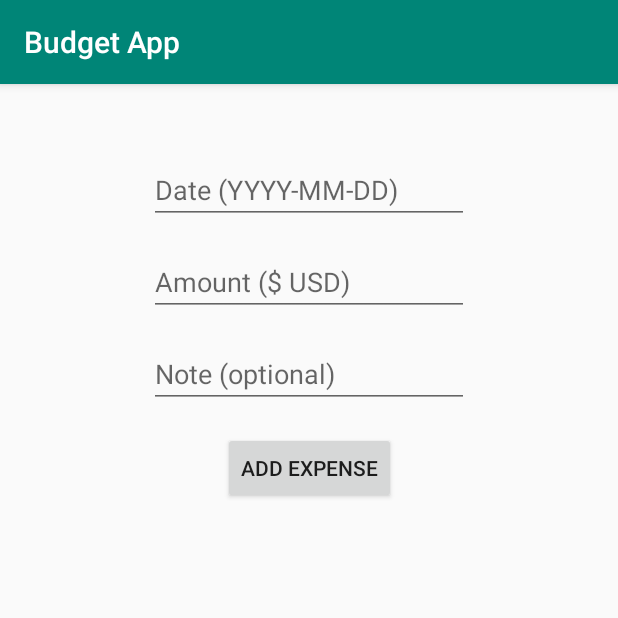
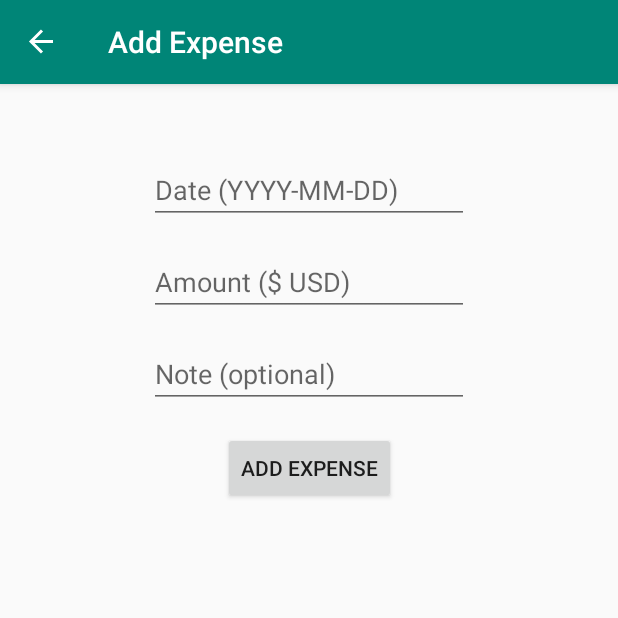
Before and after one commit to gscoppino/budget-app-android, an Android app: the HomeFragment screen opened through its navigation route, after a tap on an icon or button, on a phone screen of 412 x 824 dp, the top half of it. Run offline under Robolectric (Android 15) with nearby library versions, the phone set to English and light mode, and no system bars; our stand-ins replace navigation-ui.

Commit message:
Ensures action bar is shown and hidden appropriately based on the current view; ensures title and navigation prompts in action bar are updated based on the current view.

```diff
--- a/app/src/main/java/com/budgetapp/AddExpenseFragment.java
+++ b/app/src/main/java/com/budgetapp/AddExpenseFragment.java
@@ -4,6 +4,7 @@ import android.content.Context;
 import android.net.Uri;
 import android.os.Bundle;
 
+import androidx.appcompat.app.AppCompatActivity;
 import androidx.fragment.app.Fragment;
 
 import android.view.LayoutInflater;
@@ -65,6 +66,8 @@ public class AddExpenseFragment extends Fragment {
     @Override
     public View onCreateView(LayoutInflater inflater, ViewGroup container,
                              Bundle savedInstanceState) {
+        ((AppCompatActivity) getActivity()).getSupportActionBar().show();
+
         // Inflate the layout for this fragment
         View view = inflater.inflate(R.layout.fragment_add_expense, container, false);
 
--- a/app/src/main/java/com/budgetapp/FirstLoginFragment.java
+++ b/app/src/main/java/com/budgetapp/FirstLoginFragment.java
@@ -4,6 +4,7 @@ import android.content.Context;
 import android.net.Uri;
 import android.os.Bundle;
 
+import androidx.appcompat.app.AppCompatActivity;
 import androidx.fragment.app.Fragment;
 
 import android.view.LayoutInflater;
@@ -65,6 +66,8 @@ public class FirstLoginFragment extends Fragment {
     @Override
     public View onCreateView(LayoutInflater inflater, ViewGroup container,
                              Bundle savedInstanceState) {
+        ((AppCompatActivity) getActivity()).getSupportActionBar().hide();
+
         // Inflate the layout for this fragment
         View view = inflater.inflate(R.layout.fragment_first_login, container, false);
 
--- a/app/src/main/java/com/budgetapp/HomeFragment.java
+++ b/app/src/main/java/com/budgetapp/HomeFragment.java
@@ -4,6 +4,7 @@ import android.content.Context;
 import android.net.Uri;
 import android.os.Bundle;
 
+import androidx.appcompat.app.AppCompatActivity;
 import androidx.fragment.app.Fragment;
 
 import android.view.LayoutInflater;
@@ -67,6 +68,8 @@ public class HomeFragment extends Fragment {
     @Override
     public View onCreateView(LayoutInflater inflater, ViewGroup container,
                              Bundle savedInstanceState) {
+        ((AppCompatActivity) getActivity()).getSupportActionBar().show();
+
         // Inflate the layout for this fragment
         View view = inflater.inflate(R.layout.fragment_home, container, false);
 
--- a/app/src/main/java/com/budgetapp/LandingFragment.java
+++ b/app/src/main/java/com/budgetapp/LandingFragment.java
@@ -4,6 +4,7 @@ import android.content.Context;
 import android.net.Uri;
 import android.os.Bundle;
 
+import androidx.appcompat.app.AppCompatActivity;
 import androidx.fragment.app.Fragment;
 import androidx.navigation.Navigation;
 
@@ -66,6 +67,8 @@ public class LandingFragment extends Fragment {
     @Override
     public View onCreateView(LayoutInflater inflater, ViewGroup container,
                              Bundle savedInstanceState) {
+        ((AppCompatActivity) getActivity()).getSupportActionBar().hide();
+
         // Inflate the layout for this fragment
         View view =  inflater.inflate(R.layout.fragment_landing, container, false);
 
--- a/app/src/main/java/com/budgetapp/MainActivity.java
+++ b/app/src/main/java/com/budgetapp/MainActivity.java
@@ -1,7 +1,10 @@
 package com.budgetapp;
 
 import androidx.appcompat.app.AppCompatActivity;
+import androidx.navigation.NavController;
 import androidx.navigation.Navigation;
+import androidx.navigation.ui.AppBarConfiguration;
+import androidx.navigation.ui.NavigationUI;
 
 import android.net.Uri;
 import android.os.Bundle;
@@ -16,10 +19,23 @@ public class MainActivity extends AppCompatActivity implements
         AddExpenseFragment.OnFragmentInteractionListener,
         ExpenseFragment.OnListFragmentInteractionListener {
 
+    AppBarConfiguration appBarConfiguration;
+
     @Override
     protected void onCreate(Bundle savedInstanceState) {
         super.onCreate(savedInstanceState);
+        getSupportActionBar().hide();
         setContentView(R.layout.activity_main);
+
+        NavController navController = Navigation.findNavController(this, R.id.nav_host_fragment);
+        appBarConfiguration = new AppBarConfiguration.Builder(R.id.homeFragment).build();
+        NavigationUI.setupActionBarWithNavController(this, navController, appBarConfiguration);
+    }
+
+    @Override
+    public boolean onSupportNavigateUp() {
+        NavController navController = Navigation.findNavController(this, R.id.nav_host_fragment);
+        return NavigationUI.navigateUp(navController, appBarConfiguration) || super.onSupportNavigateUp();
     }
 
     public void onLogin(View view) {
--- a/app/src/main/res/navigation/navigation_graph.xml
+++ b/app/src/main/res/navigation/navigation_graph.xml
@@ -29,8 +29,8 @@
     <fragment
         android:id="@+id/homeFragment"
         android:name="com.budgetapp.HomeFragment"
-        android:label="fragment_home"
-        tools:layout="@layout/fragment_home" >
+        android:label="Home"
+        tools:layout="@layout/fragment_home">
         <action
             android:id="@+id/action_homeFragment_to_addExpenseFragment2"
             app:destination="@id/addExpenseFragment" />
@@ -38,7 +38,7 @@
     <fragment
         android:id="@+id/addExpenseFragment"
         android:name="com.budgetapp.AddExpenseFragment"
-        android:label="fragment_add_expense"
+        android:label="Add Expense"
         tools:layout="@layout/fragment_add_expense">
         <action
             android:id="@+id/action_addExpenseFragment_to_homeFragment2"
```
